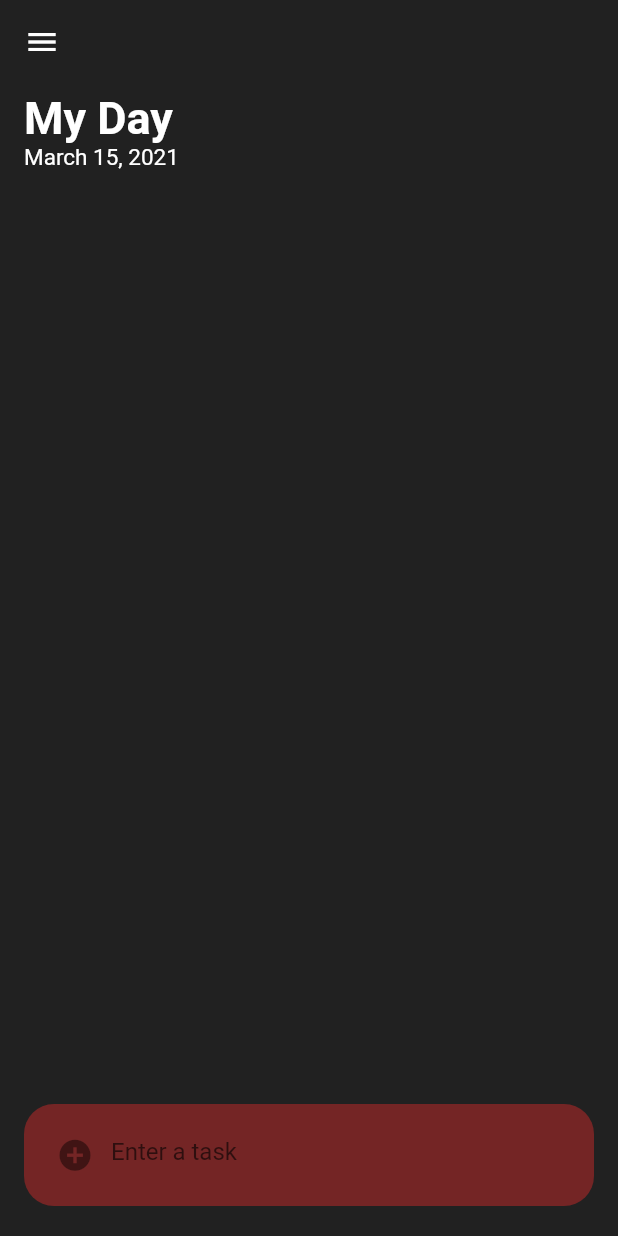
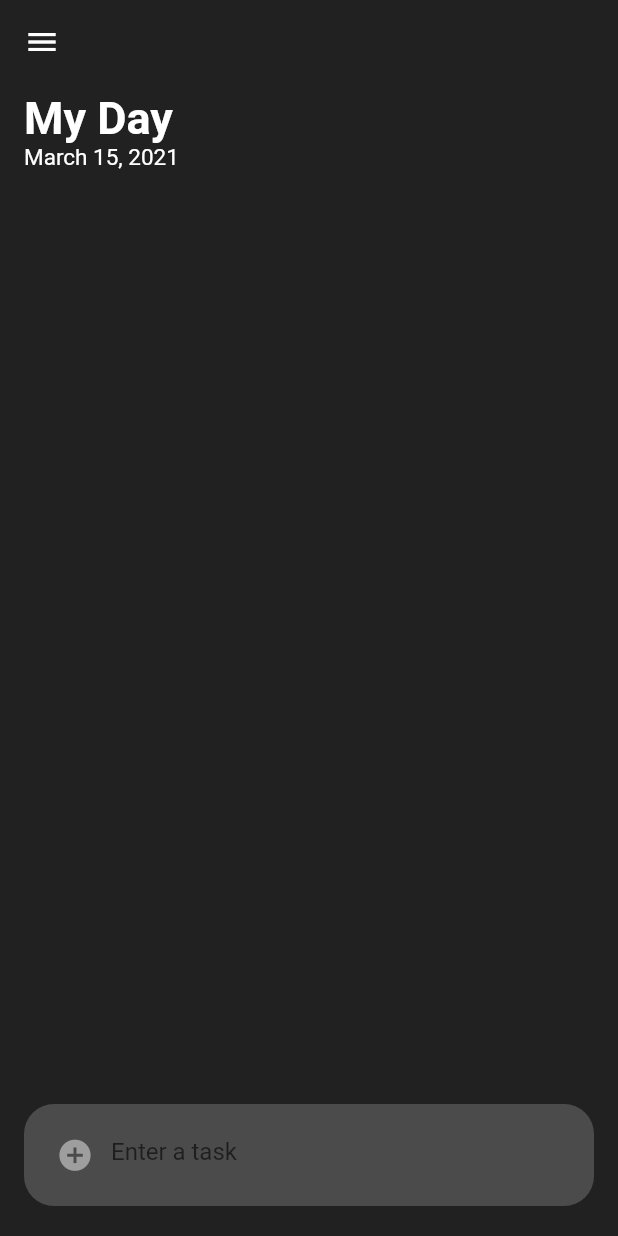
Before and after one commit to georgebjork/app-whitTasks, a Flutter app: the screen it shows after launch, on a phone screen of 412 x 824 dp. Run offline on Flutter 3.47's test engine with Material 2 defaults, Android fonts, the phone set to English and light mode, and no system bars; our stand-ins replace material_design_icons_flutter.

Commit message:
push some design changes that were made

```diff
--- a/lib/Classes/Task.dart
+++ b/lib/Classes/Task.dart
@@ -1,6 +1,7 @@
 class Task{
 
   String task = "";
+  String details = "Details will be added soon";
   bool isDone = false;
 
   Task(String t) {
@@ -15,5 +16,9 @@ class Task{
     return task;
   }
 
+  String getDetails(){
+    return details;
+  }
+
 
 }
--- a/lib/Classes/TaskProvider.dart
+++ b/lib/Classes/TaskProvider.dart
@@ -14,4 +14,9 @@ class TaskProvider with ChangeNotifier {
     tasks.remove(t);
     notifyListeners();
   }
+
+  void removeAtIndex(int index){
+    tasks.removeAt(index);
+    notifyListeners();
+  }
 }
--- a/lib/MyDay.dart
+++ b/lib/MyDay.dart
@@ -29,9 +29,11 @@ class MyDayState extends State<MyDay> {
             crossAxisAlignment: CrossAxisAlignment.start, //This will shift everything to the left
             children: <Widget>[
               MyDayHeader(),
+              //Show tasks need to do still
               Expanded(
                 child: Consumer<TaskProvider>(
                   builder: (context, provider, child){
+                    //This list view displays a scrollable list of taskcard widgets
                     return  ListView.builder(
                       itemCount: provider.tasks.length,
                       itemBuilder: (context, index){
--- a/lib/Widgets/AddTask.dart
+++ b/lib/Widgets/AddTask.dart
@@ -29,20 +29,25 @@ class AddTaskState extends State<AddTask> {
       ),
       decoration: BoxDecoration(
         //Change the color and the rounded edges and add 50% opacity
-        color: Colors.red[800].withOpacity(0.5),
+        color: Colors.grey[600].withOpacity(0.5),
         borderRadius: BorderRadius.circular(20.0)),
 
       child: TextField(
           onSubmitted: (value) {
               //This will access the provider and call our add task function everytime we hit enter
-              context.read<TaskProvider>().addTask(Task(value));
-              taskController.clear();
+              //It will check to see if the string is empty. Returns true if it is
+              if(value.isEmpty == false)
+              {
+                context.read<TaskProvider>().addTask(Task(value));
+                taskController.clear();
+              }
           },
           controller: taskController,
+          style: TextStyle(color: Colors.white),
           decoration: InputDecoration(
             border: InputBorder.none,
             hintText: 'Enter a task',
-            prefixIcon: Icon(Icons.add_circle, size: 25)
+            prefixIcon: Icon(Icons.add_circle, size: 25, color: Colors.grey,)
         ),
       )
     );
--- a/lib/Widgets/CheckMarkBox.dart
+++ b/lib/Widgets/CheckMarkBox.dart
@@ -31,7 +31,7 @@ class CheckMarkBoxState extends State<CheckMarkBox> {
         });
       },
       child: Padding(
-        padding: const EdgeInsets.only(right: 8.0),
+        padding: const EdgeInsets.only(right: 12.0),
 
         child: AnimatedContainer( //An animated contatiner makes to color change with an animation
           duration: Duration(milliseconds: 1000), //how long the animation is
@@ -40,8 +40,8 @@ class CheckMarkBoxState extends State<CheckMarkBox> {
             borderRadius : BorderRadius.circular(30.0),   //Makes the box a circle
             border: _isChecked ? null : Border.all(color: Colors.grey, width: 2.0), //If the it is not selected then we will have a see through circle with a grey border
             color: _isChecked ? Colors.red[900] : Colors.transparent), //If it is selected then it will be red
-          width: 25,
-          height: 25,
+          width: 20,
+          height: 20,
           child: _isChecked ? Icon( //Sets an icon to the check box
             Icons.check,
             color: Colors.white,
```
Also changed, not shown: lib/Widgets/TaskCardWidget.dart (+6 -5 lines).
